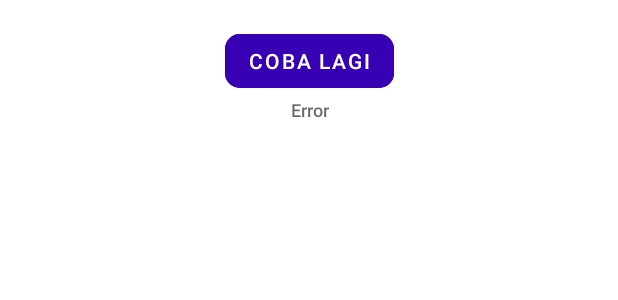
After one commit to Budianto9/MyMovie, an Android app: the layout loading_more.xml on its own in the app's theme, with its tools: preview values and no code run, on a phone screen of 412 x 824 dp. The commit adds this screen. Shown: the top 300 px of the screen. Run offline under Robolectric (Android 15) with nearby library versions, the phone set to English and light mode, and no system bars.

Commit message:
add load more loading adapter

```diff
--- a/app/src/main/java/com/example/mymovie/main/MainActivity.kt
+++ b/app/src/main/java/com/example/mymovie/main/MainActivity.kt
@@ -8,6 +8,7 @@ import androidx.lifecycle.lifecycleScope
 import androidx.paging.LoadState
 import androidx.recyclerview.widget.LinearLayoutManager
 import com.example.mymovie.databinding.ActivityMainBinding
+import com.example.mymovie.util.ItemLoadingAdapter
 import com.kennyc.view.MultiStateView
 import kotlinx.coroutines.flow.collect
 import kotlinx.coroutines.flow.collectLatest
@@ -33,8 +34,11 @@ class MainActivity : AppCompatActivity() {
         movieAdapter = MovieAdapter()
         binding.rvMovie.layoutManager = LinearLayoutManager(this)
         binding.rvMovie.setHasFixedSize(true)
-        binding.rvMovie.adapter = movieAdapter
 
+        val footerLoadingAdapter = ItemLoadingAdapter{
+            movieAdapter.retry()
+        }
+        binding.rvMovie.adapter = movieAdapter.withLoadStateFooter(footerLoadingAdapter)
 
         lifecycleScope.launchWhenCreated {
             movieAdapter.loadStateFlow.collectLatest { state ->
--- /dev/null
+++ b/app/src/main/java/com/example/mymovie/util/ItemLoadingAdapter.kt
@@ -0,0 +1,53 @@
+package com.example.mymovie.util
+
+import android.view.LayoutInflater
+import android.view.ViewGroup
+import androidx.core.view.isVisible
+import androidx.paging.LoadState
+import androidx.paging.LoadStateAdapter
+import androidx.recyclerview.widget.RecyclerView
+import com.bumptech.glide.Glide
+import com.example.mymovie.R
+import com.example.mymovie.databinding.LoadingMoreBinding
+
+class ItemLoadingAdapter(private val retry: () -> Unit) : LoadStateAdapter<ItemLoadingViewHolder>() {
+
+    override fun onBindViewHolder(holder: ItemLoadingViewHolder, loadState: LoadState) {
+        holder.bind(loadState, retry)
+    }
+
+    override fun onCreateViewHolder(parent: ViewGroup, loadState: LoadState): ItemLoadingViewHolder {
+        return ItemLoadingViewHolder.create(parent)
+    }
+}
+
+class ItemLoadingViewHolder(private val binding: LoadingMoreBinding) : RecyclerView.ViewHolder(binding.root) {
+
+    fun bind(loadState: LoadState, retry: () -> Unit) {
+        with(binding) {
+
+            btnRetry.setOnClickListener {
+                retry()
+            }
+
+            if (imgLoading.isVisible)
+                Glide.with(root.context)
+                    .load(R.drawable.loading)
+                    .into(imgLoading)
+
+            if (loadState is LoadState.Loading) {
+                motionLayout.transitionToEnd()
+            } else {
+                motionLayout.transitionToStart()
+            }
+        }
+    }
+
+    companion object {
+        fun create(viewGroup: ViewGroup): ItemLoadingViewHolder {
+            val inflater = LayoutInflater.from(viewGroup.context)
+            val view = LoadingMoreBinding.inflate(inflater, viewGroup, false)
+            return ItemLoadingViewHolder(view)
+        }
+    }
+}
--- /dev/null
+++ b/app/src/main/res/layout/loading_more.xml
@@ -0,0 +1,59 @@
+<?xml version="1.0" encoding="utf-8"?>
+<androidx.constraintlayout.motion.widget.MotionLayout xmlns:android="http://schemas.android.com/apk/res/android"
+    xmlns:app="http://schemas.android.com/apk/res-auto"
+    android:id="@+id/motionLayout"
+    android:layout_width="match_parent"
+    android:layout_height="wrap_content"
+    app:layoutDescription="@xml/item_loading_motion">
+
+    <com.google.android.material.button.MaterialButton
+        android:id="@+id/btnRetry"
+        android:layout_width="wrap_content"
+        android:layout_height="wrap_content"
+        android:backgroundTint="@color/purple_700"
+        android:text="Coba Lagi"
+        android:textColor="@android:color/white"
+        app:cornerRadius="10dp"
+        app:layout_constraintBottom_toBottomOf="parent"
+        app:layout_constraintEnd_toEndOf="parent"
+        app:layout_constraintStart_toStartOf="parent"
+        app:layout_constraintTop_toTopOf="parent" />
+
+    <TextView
+        android:id="@+id/tvError"
+        android:layout_width="0dp"
+        android:layout_height="wrap_content"
+        android:gravity="center_horizontal"
+        android:text="Error"
+        android:textAppearance="@style/TextAppearance.AppCompat.Widget.PopupMenu.Header"
+        android:textSize="12sp"
+        android:visibility="invisible"
+        app:layout_constraintEnd_toEndOf="parent"
+        app:layout_constraintStart_toStartOf="parent"
+        app:layout_constraintTop_toBottomOf="@id/btnRetry" />
+
+    <!--    <ProgressBar-->
+    <!--        android:id="@+id/pbLoader"-->
+    <!--        style="?android:attr/progressBarStyle"-->
+    <!--        android:layout_width="30dp"-->
+    <!--        android:layout_height="wrap_content"-->
+    <!--        android:layout_gravity="center"-->
+    <!--        app:layout_constraintBottom_toBottomOf="parent"-->
+    <!--        app:layout_constraintEnd_toEndOf="parent"-->
+    <!--        app:layout_constraintStart_toStartOf="parent"-->
+    <!--        app:layout_constraintTop_toTopOf="parent" />-->
+
+    <ImageView
+        android:id="@+id/imgLoading"
+        android:layout_width="150dp"
+        android:layout_height="120dp"
+        android:layout_centerInParent="true"
+        android:importantForAccessibility="no"
+        android:layout_marginTop="8dp"
+        android:layout_marginBottom="8dp"
+        app:layout_constraintBottom_toBottomOf="parent"
+        app:layout_constraintEnd_toEndOf="parent"
+        app:layout_constraintStart_toStartOf="parent"
+        app:layout_constraintTop_toTopOf="parent" />
+
+</androidx.constraintlayout.motion.widget.MotionLayout>
--- /dev/null
+++ b/app/src/main/res/xml/item_loading_motion.xml
@@ -0,0 +1,78 @@
+<?xml version="1.0" encoding="utf-8"?>
+<MotionScene xmlns:android="http://schemas.android.com/apk/res/android"
+    xmlns:motion="http://schemas.android.com/apk/res-auto">
+
+    <Transition
+        motion:constraintSetEnd="@+id/end"
+        motion:constraintSetStart="@+id/start"
+        motion:duration="1000">
+        <OnClick
+            motion:dragDirection="dragRight"
+            motion:touchAnchorId="@+id/button"
+            motion:touchAnchorSide="right" />
+    </Transition>
+
+    <ConstraintSet android:id="@+id/start">
+        <Constraint
+            android:id="@+id/btnRetry"
+            android:layout_width="wrap_content"
+            android:layout_height="wrap_content"
+            android:visibility="visible"
+            motion:layout_constraintBottom_toBottomOf="parent"
+            motion:layout_constraintEnd_toEndOf="parent"
+            motion:layout_constraintStart_toStartOf="parent"
+            motion:layout_constraintTop_toTopOf="parent" />
+
+        <Constraint
+            android:id="@+id/tvError"
+            android:layout_width="0dp"
+            android:layout_height="wrap_content"
+            android:visibility="visible"
+            motion:layout_constraintEnd_toEndOf="parent"
+            motion:layout_constraintStart_toStartOf="parent"
+            motion:layout_constraintTop_toBottomOf="@id/btnRetry" />
+
+        <Constraint
+            android:id="@+id/imgLoading"
+            android:layout_width="30dp"
+            android:layout_height="wrap_content"
+            android:visibility="gone"
+            motion:layout_constraintBottom_toBottomOf="parent"
+            motion:layout_constraintEnd_toEndOf="parent"
+            motion:layout_constraintStart_toStartOf="parent"
+            motion:layout_constraintTop_toTopOf="parent" />
+
+    </ConstraintSet>
+
+    <ConstraintSet android:id="@+id/end">
+        <Constraint
+            android:id="@+id/btnRetry"
+            android:layout_width="wrap_content"
+            android:layout_height="wrap_content"
+            android:visibility="invisible"
+            motion:layout_constraintBottom_toBottomOf="parent"
+            motion:layout_constraintEnd_toEndOf="parent"
+            motion:layout_constraintStart_toStartOf="parent"
+            motion:layout_constraintTop_toTopOf="parent" />
+
+        <Constraint
+            android:id="@+id/tvError"
+            android:layout_width="0dp"
+            android:layout_height="wrap_content"
+            android:visibility="gone"
+            motion:layout_constraintEnd_toEndOf="parent"
+            motion:layout_constraintStart_toStartOf="parent"
+            motion:layout_constraintTop_toBottomOf="@id/btnRetry" />
+
+        <Constraint
+            android:id="@+id/imgLoading"
+            android:layout_width="64dp"
+            android:layout_height="wrap_content"
+            android:visibility="visible"
+            motion:layout_constraintBottom_toBottomOf="parent"
+            motion:layout_constraintEnd_toEndOf="parent"
+            motion:layout_constraintStart_toStartOf="parent"
+            motion:layout_constraintTop_toTopOf="parent" />
+    </ConstraintSet>
+
+</MotionScene>
```
Also changed, not shown: app/src/main/res/raw/loading_spinner_simplui.json (added, +1 -0 lines), app/src/main/res/drawable/loading.gif (added), app/src/main/res/drawable/loading_spinner_simplui.gif (added).
